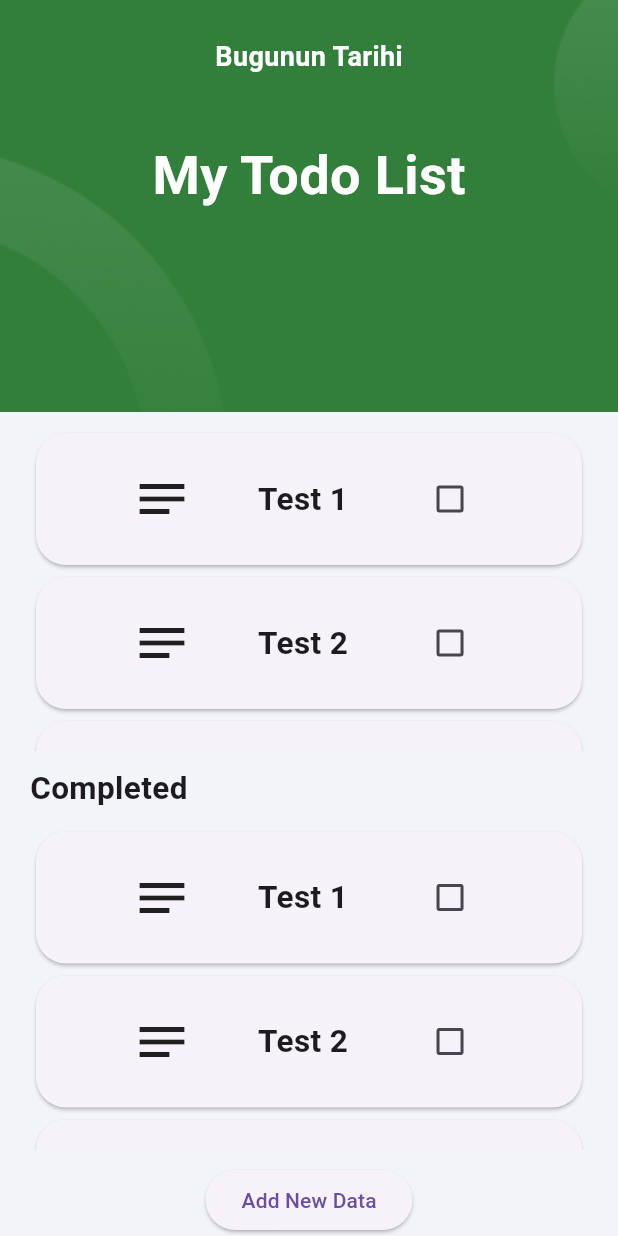
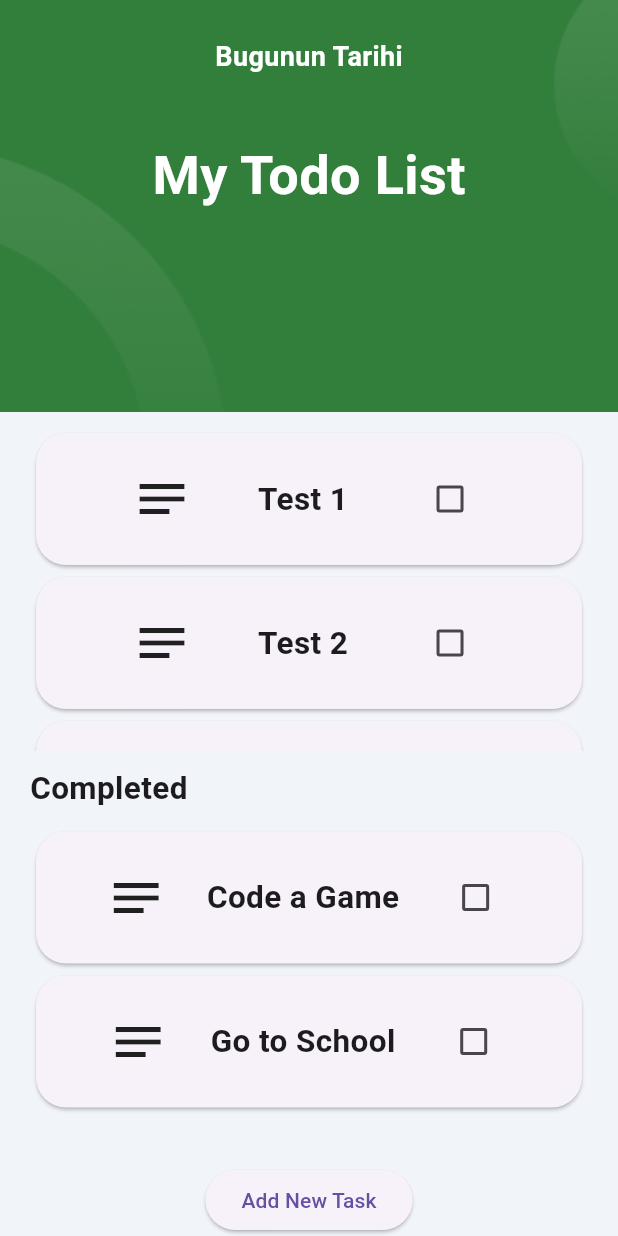
Before and after one commit to Limtotage/flutter_todo_app, a Flutter app: the screen it shows after launch, on a phone screen of 412 x 824 dp. Run offline on Flutter 3.47's test engine with Material 3 defaults, Android fonts, the phone set to English and light mode, and no system bars; our stand-ins replace firebase_auth, firebase_core, hexcolor; accounts and stored records are empty.

Commit message:
v0.8 Add Task Page Added

```diff
--- a/lib/main.dart
+++ b/lib/main.dart
@@ -1,10 +1,7 @@
 import 'package:flutter/material.dart';
 import 'package:firebase_core/firebase_core.dart';
-import 'package:flutter_todo_app/constants/color.dart';
-import 'package:flutter_todo_app/customItems/headerItem.dart';
-import 'package:flutter_todo_app/customItems/todoItem.dart';
-//import 'package:flutter_todo_app/pages/login_register_page.dart';
-import 'package:hexcolor/hexcolor.dart';
+import 'package:flutter_todo_app/screens/home.dart';
+//import 'package:flutter_todo_app/screens/login_register_page.dart';
 import 'firebase_options.dart';
 
 void main() async {
@@ -22,68 +19,13 @@ class MyApp extends StatefulWidget {
   State<MyApp> createState() => _MyAppState();
 }
 
-List<String> todo = ["Test 1", "Test 2", "Test 3"];
-
 class _MyAppState extends State<MyApp> {
   bool isChecked = false;
   @override
   Widget build(BuildContext context) {
     return MaterialApp(
-      debugShowCheckedModeBanner: false,
-      home: SafeArea(
-        child: Scaffold(
-          backgroundColor: HexColor(backGroundColor),
-          body: Column(
-            children: [
-              //Header
-              Headeritem(),
-              //Top Column
-              Expanded(
-                child: Padding(
-                  padding: const EdgeInsets.fromLTRB(20, 10, 20, 10),
-                  child: SingleChildScrollView(
-                      child: ListView.builder(
-                    primary: false,
-                    shrinkWrap: true,
-                    itemCount: todo.length,
-                    itemBuilder: (context, index) {
-                      return Todoitem(title: todo[index]);
-                    },
-                  )),
-                ),
-              ),
-              //Completed Text
-              Padding(
-                padding: const EdgeInsets.only(left: 20),
-                child: Align(
-                  alignment: Alignment.centerLeft,
-                  child: const Text("Completed",
-                      style:
-                          TextStyle(fontWeight: FontWeight.bold, fontSize: 21)),
-                ),
-              ),
-              //Bottom Column
-              Expanded(
-                child: Padding(
-                  padding: const EdgeInsets.fromLTRB(20, 10, 20, 10),
-                  child: SingleChildScrollView(
-                      child: ListView.builder(
-                    primary: false,
-                    shrinkWrap: true,
-                    itemCount: todo.length,
-                    itemBuilder: (context, index) {
-                      return Todoitem(title: todo[index]);
-                    },
-                  )),
-                ),
-              ),
-              //New task button
-              ElevatedButton(onPressed: () {}, child: Text("Add New Data")),
-            ],
-          ),
-        ),
-      ),
-      //home: const LoginRagistePage(),
-    );
+        debugShowCheckedModeBanner: false,
+        home: HomeScreen() //home: const LoginRagistePage(),
+        );
   }
 }
--- /dev/null
+++ b/lib/screens/home.dart
@@ -0,0 +1,82 @@
+import 'package:flutter/material.dart';
+import 'package:flutter_todo_app/constants/color.dart';
+import 'package:flutter_todo_app/customItems/headerItem.dart';
+import 'package:flutter_todo_app/customItems/todoItem.dart';
+import 'package:flutter_todo_app/screens/addNewTask.dart';
+import 'package:hexcolor/hexcolor.dart';
+
+class HomeScreen extends StatefulWidget {
+  const HomeScreen({super.key});
+
+  @override
+  State<HomeScreen> createState() => _HomeScreenState();
+}
+
+class _HomeScreenState extends State<HomeScreen> {
+  List<String> todo = ["Test 1", "Test 2", "Test 3"];
+  List<String> todoCompleted = ["Code a Game", "Go to School"];
+  @override
+  Widget build(BuildContext context) {
+    return MaterialApp(
+      home: SafeArea(
+        child: Scaffold(
+          backgroundColor: HexColor(backGroundColor),
+          body: Column(
+            children: [
+              //Header
+              Headeritem(),
+              //Top Column
+              Expanded(
+                child: Padding(
+                  padding: const EdgeInsets.fromLTRB(20, 10, 20, 10),
+                  child: SingleChildScrollView(
+                      child: ListView.builder(
+                    primary: false,
+                    shrinkWrap: true,
+                    itemCount: todo.length,
+                    itemBuilder: (context, index) {
+                      return Todoitem(title: todo[index]);
+                    },
+                  )),
+                ),
+              ),
+              //Completed Text
+              Padding(
+                padding: const EdgeInsets.only(left: 20),
+                child: Align(
+                  alignment: Alignment.centerLeft,
+                  child: const Text("Completed",
+                      style:
+                          TextStyle(fontWeight: FontWeight.bold, fontSize: 21)),
+                ),
+              ),
+              //Bottom Column
+              Expanded(
+                child: Padding(
+                  padding: const EdgeInsets.fromLTRB(20, 10, 20, 10),
+                  child: SingleChildScrollView(
+                      child: ListView.builder(
+                    primary: false,
+                    shrinkWrap: true,
+                    itemCount: todoCompleted.length,
+                    itemBuilder: (context, index) {
+                      return Todoitem(title: todoCompleted[index]);
+                    },
+                  )),
+                ),
+              ),
+              //New task button
+              ElevatedButton(
+                  onPressed: () {
+                    Navigator.of(context).push(MaterialPageRoute(
+                      builder: (context) => AddNewTaskScreen(),
+                    ));
+                  },
+                  child: Text("Add New Task")),
+            ],
+          ),
+        ),
+      ),
+    );
+  }
+}
```
Also changed, not shown: lib/customItems/GestureIconItems.dart (added, +22 -0 lines), lib/customItems/addNewTaskHeader.dart (added, +40 -0 lines), lib/customItems/timeDateInputItems.dart (added, +32 -0 lines), lib/screens/addNewTask.dart (added, +103 -0 lines), lib/assets/images/Date.png (added), lib/assets/images/Task.png (added), lib/assets/images/Trophy.png (added), lib/assets/images/addNewTaskHeader.png (added), lib/screens/login_register_page.dart (renamed from lib/pages/login_register_page.dart), 4 other files.
